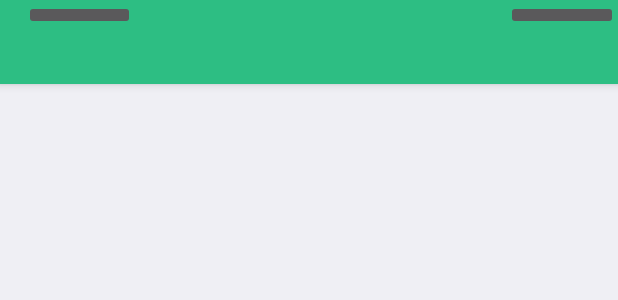
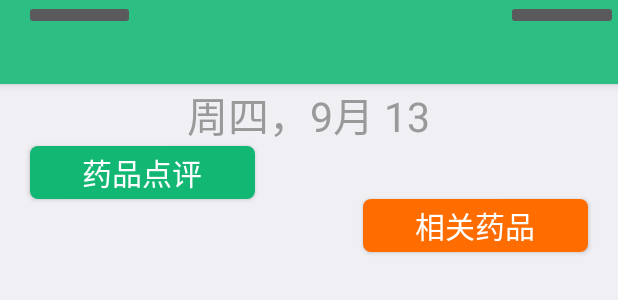
Before and after one commit to MedicationReminder/MedicationReminder, an Android app: the layout activity_main.xml on its own in the app's theme, with its tools: preview values and no code run, on a phone screen of 412 x 824 dp. Shown: the top 300 px of the screen. Run offline under Robolectric (Android 15) with nearby library versions, the light colour scheme and no system bars.

Commit message:
Merge remote-tracking branch 'origin/xw' into xw
# Conflicts:
#	MedicationReminder.iml
#	app/build.gradle
#	app/src/main/java/com/renqi/takemedicine/activity/MainActivity.java
#	app/src/main/java/com/renqi/takemedicine/utils/XUtilHttpRequest.java
#	app/src/main/res/layout/activity_main.xml

```diff
--- a/app/src/main/java/com/renqi/takemedicine/activity/MainActivity.java
+++ b/app/src/main/java/com/renqi/takemedicine/activity/MainActivity.java
@@ -6,8 +6,8 @@ import android.widget.TextView;
 
 import com.renqi.takemedicine.R;
 import com.renqi.takemedicine.app.AppConstants;
+import com.renqi.takemedicine.app.TakeMedicinApplication;
 import com.renqi.takemedicine.base.BaseActivity;
-
 import org.xutils.view.annotation.ContentView;
 import org.xutils.view.annotation.ViewInject;
 import org.xutils.x;
--- a/app/src/main/java/com/renqi/takemedicine/presenter/IMainPresenter.java
+++ b/app/src/main/java/com/renqi/takemedicine/presenter/IMainPresenter.java
@@ -1,4 +1,6 @@
 package com.renqi.takemedicine.presenter;
+
+import com.renqi.takemedicine.app.TakeMedicinApplication;
 
 /**
  * Created by zsj on 2017/7/4.
@@ -6,4 +8,5 @@ package com.renqi.takemedicine.presenter;
 
 public interface IMainPresenter {
     void showDialog();
+
 }
--- /dev/null
+++ b/app/src/main/res/drawable/round_corner_bg.xml
@@ -0,0 +1,9 @@
+<?xml version="1.0" encoding="UTF-8"?>
+<shape xmlns:android="http://schemas.android.com/apk/res/android"
+android:shape="rectangle" >
+<!-- 填充的颜色 -->
+<solid android:color="@color/buttonColor" />
+<!-- 设置矩形的四个角为弧形 -->
+<!-- android:radius 弧形的半径 -->
+<corners android:radius="5dip" />
+</shape>
--- /dev/null
+++ b/app/src/main/res/drawable/round_corner_bg_orange.xml
@@ -0,0 +1,9 @@
+<?xml version="1.0" encoding="UTF-8"?>
+<shape xmlns:android="http://schemas.android.com/apk/res/android"
+    android:shape="rectangle" >
+    <!-- 填充的颜色 -->
+    <solid android:color="@color/buttonOrange" />
+    <!-- 设置矩形的四个角为弧形 -->
+    <!-- android:radius 弧形的半径 -->
+    <corners android:radius="5dip" />
+</shape>
--- a/app/src/main/res/layout/activity_main.xml
+++ b/app/src/main/res/layout/activity_main.xml
@@ -50,5 +50,46 @@
 
     </android.support.design.widget.AppBarLayout>
 
+    <LinearLayout
+        android:layout_below="@+id/appbar"
+        android:layout_width="match_parent"
+        android:layout_height="match_parent"
+        android:orientation="vertical"
+        android:layout_alignParentBottom="true"
+        android:layout_alignParentStart="true">
+        <TextView
+
+            android:layout_gravity="center"
+            android:gravity="center"
+            android:id="@+id/textView"
+            android:layout_width="wrap_content"
+            android:layout_height="wrap_content"
+            android:layout_below="@+id/appbar"
+            android:layout_centerHorizontal="true"
+            android:textSize="27dp"
+            android:textColor="@color/textColor"
+            android:text="周四，9月 13"/>
+        <Button
+            android:layout_marginLeft="20dp"
+            android:layout_gravity="left"
+            android:gravity="center"
+            android:text="药品点评"
+            android:textSize="20dp"
+            android:textColor="@color/white"
+            android:background="@drawable/round_corner_bg"
+            android:layout_width="150dp"
+            android:layout_height="35dp" />
+        <Button
+            android:layout_marginRight="20dp"
+            android:layout_gravity="right"
+            android:gravity="center"
+            android:text="相关药品"
+            android:textSize="20dp"
+            android:textColor="@color/white"
+            android:background="@drawable/round_corner_bg_orange"
+            android:layout_width="150dp"
+            android:layout_height="35dp" />
+    </LinearLayout>
+
 
 </RelativeLayout>
--- a/app/src/main/res/layout/base_toolbar.xml
+++ b/app/src/main/res/layout/base_toolbar.xml
@@ -5,26 +5,39 @@
     xmlns:android="http://schemas.android.com/apk/res/android"
     android:orientation="vertical" android:layout_width="match_parent"
     android:layout_height="match_parent">
+
     <android.support.design.widget.AppBarLayout
         android:id="@+id/appbar"
         android:layout_width="match_parent"
         android:layout_height="wrap_content"
         app:theme="@style/AppTheme.AppBarOverlay"
-        tools:layout_editor_absoluteY="0dp"
-        tools:layout_editor_absoluteX="8dp">
+        tools:layout_editor_absoluteX="8dp"
+        tools:layout_editor_absoluteY="0dp">
 
         <android.support.v7.widget.Toolbar
             android:id="@+id/toolbar"
             android:layout_width="match_parent"
             android:layout_height="?attr/actionBarSize"
-            app:popupTheme="@style/AppTheme.PopupOverlay" >
+            app:popupTheme="@style/AppTheme.PopupOverlay">
+
             <TextView
-
                 android:id="@+id/toolbar_title"
                 android:layout_width="wrap_content"
-                android:layout_height="wrap_content"
+                android:layout_height="match_parent"
                 android:layout_gravity="center"
-                android:singleLine="true"
+                android:gravity="center"
+                android:text=""
+                android:textColor="@color/white"
+                android:textSize="25sp" />
+
+            <TextView
+                android:id="@+id/iption"
+                android:layout_width="wrap_content"
+                android:layout_height="match_parent"
+                android:layout_gravity="right"
+                android:layout_marginRight="20dp"
+                android:gravity="center"
+                android:text=""
                 android:textColor="@color/white"
                 android:textSize="25sp" />
         </android.support.v7.widget.Toolbar>
--- a/app/src/main/res/values/colors.xml
+++ b/app/src/main/res/values/colors.xml
@@ -7,4 +7,12 @@
     <color name="white">#ffffff</color>
     <color name="backgroundgrey">#efeff4</color>
     <color name="background2">#eeeeee</color>
+
+
+    <!--字体颜色-->
+    <color name="textColor">#999999</color>
+
+    <!--按钮颜色-->
+    <color name="buttonColor">#13b774</color>
+    <color name="buttonOrange">#ff6d01</color>
 </resources>
```
Also changed, not shown: 1 other file.
